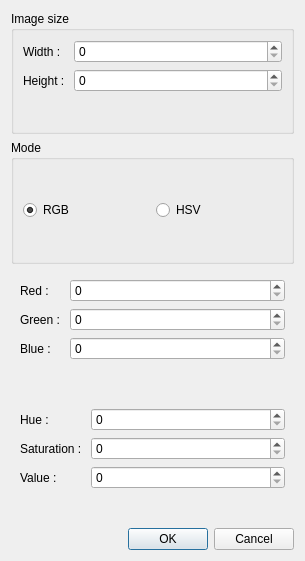
The window that app/Operations/ColorDialog.ui (eiimage/eiimage) describes before a commit, drawn with Qt 5.
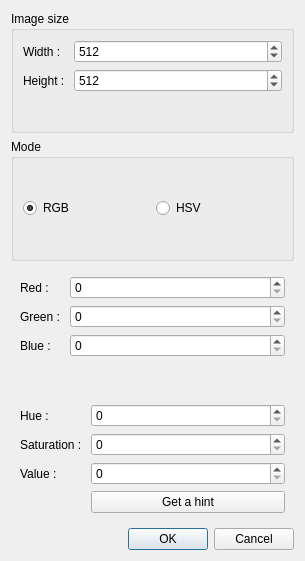
The same window after the commit.

Commit message: Update Pixel operatitions, Add new module Absolute value

What changed in the file:
```diff
--- a/app/Operations/ColorDialog.ui
+++ b/app/Operations/ColorDialog.ui
@@ -32,6 +32,9 @@
         <property name="maximum">
          <number>65536</number>
         </property>
+        <property name="value">
+         <number>512</number>
+        </property>
        </widget>
       </item>
       <item row="1" column="0">
@@ -46,6 +49,9 @@
         <property name="maximum">
          <number>65536</number>
         </property>
+        <property name="value">
+         <number>512</number>
+        </property>
        </widget>
       </item>
      </layout>
@@ -155,24 +161,31 @@
         </property>
        </widget>
       </item>
-      <item row="3" column="0">
+      <item row="0" column="0">
+       <widget class="QLabel" name="label_4">
+        <property name="text">
+         <string>Hue : </string>
+        </property>
+       </widget>
+      </item>
+      <item row="2" column="0">
        <widget class="QLabel" name="label_6">
         <property name="text">
          <string>Value : </string>
         </property>
        </widget>
       </item>
-      <item row="3" column="1">
+      <item row="2" column="1">
        <widget class="QSpinBox" name="valBox">
         <property name="maximum">
          <number>255</number>
         </property>
        </widget>
       </item>
-      <item row="0" column="0">
-       <widget class="QLabel" name="label_4">
+      <item row="6" column="1">
+       <widget class="QPushButton" name="hintButton">
         <property name="text">
-         <string>Hue : </string>
+         <string>Get a hint</string>
         </property>
        </widget>
       </item>
```
The commit also changes 17 other files.
